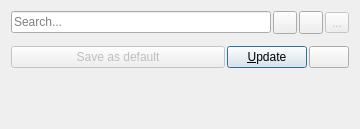
Before: the Qt Designer form Qt/ApplicationComponents/Resources/UI/pqColorMapEditor.ui in Kitware/ParaView, drawn with Qt 5.
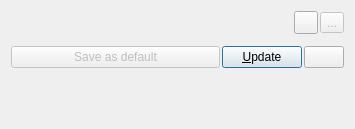
After: the same form once the commit is applied. Icons and pictures are not drawn. Custom widgets are drawn as their Qt base class.

Commit message:
Factorize the different search into one widget
Multiple widgets were implementing their one search and with methods
re-implement in each class. This is obviously difficult to maintain so all
those search were factorize in this widget.
The pqSeachDialog offers 2 main features:
 - If the user presses Esc, the search text is automatically cleared.
 - The advanced button can either: not be displayed, displayed normally
 or displayed and saved/restored as a setting

Consequently replaced the searches in the appropriate widgets by the new
pqSearchBox.

What changed in the file:
```diff
--- a/Qt/ApplicationComponents/Resources/UI/pqColorMapEditor.ui
+++ b/Qt/ApplicationComponents/Resources/UI/pqColorMapEditor.ui
@@ -6,7 +6,7 @@
    <rect>
     <x>0</x>
     <y>0</y>
-    <width>352</width>
+    <width>355</width>
     <height>129</height>
    </rect>
   </property>
@@ -20,38 +20,12 @@
       <number>2</number>
      </property>
      <item>
-      <widget class="QLineEdit" name="SearchLineEdit">
-       <property name="minimumSize">
-        <size>
-         <width>260</width>
-         <height>0</height>
-        </size>
-       </property>
-       <property name="toolTip">
-        <string>&lt;html&gt;&lt;head/&gt;&lt;body&gt;&lt;p&gt;Search for properties by name&lt;/p&gt;&lt;/body&gt;&lt;/html&gt;</string>
-       </property>
-       <property name="placeholderText">
-        <string>Search...</string>
-       </property>
-      </widget>
-     </item>
-     <item>
-      <widget class="QToolButton" name="AdvancedButton">
-       <property name="toolTip">
-        <string>&lt;html&gt;&lt;head/&gt;&lt;body&gt;&lt;p&gt;Toggle advanced properties&lt;/p&gt;&lt;/body&gt;&lt;/html&gt;</string>
-       </property>
-       <property name="text">
-        <string/>
-       </property>
-       <property name="icon">
-        <iconset resource="../../../Components/Resources/pqComponents.qrc">
-         <normaloff>:/pqWidgets/Icons/pqAdvanced26.png</normaloff>:/pqWidgets/Icons/pqAdvanced26.png</iconset>
-       </property>
-       <property name="checkable">
+      <widget class="pqSearchBox" name="SearchBox" native="true">
+       <property name="advancedSearchEnabled" stdset="0">
         <bool>true</bool>
        </property>
-       <property name="checked">
-        <bool>false</bool>
+       <property name="settingKey" stdset="0">
+        <string notr="true">showAdvancedPropertiesColorMapEditor</string>
        </property>
       </widget>
      </item>
@@ -107,8 +81,8 @@
        <rect>
         <x>0</x>
         <y>0</y>
-        <width>334</width>
-        <height>76</height>
+        <width>337</width>
+        <height>81</height>
        </rect>
       </property>
       <layout class="QVBoxLayout" name="ScrollAreaLayout" stretch="0,0,1">
@@ -213,6 +187,14 @@
    </item>
   </layout>
  </widget>
+ <customwidgets>
+  <customwidget>
+   <class>pqSearchBox</class>
+   <extends>QWidget</extends>
+   <header>pqSearchBox.h</header>
+   <container>1</container>
+  </customwidget>
+ </customwidgets>
  <resources>
   <include location="../../../Components/Resources/pqComponents.qrc"/>
  </resources>
```
The commit also changes 9 other files.
